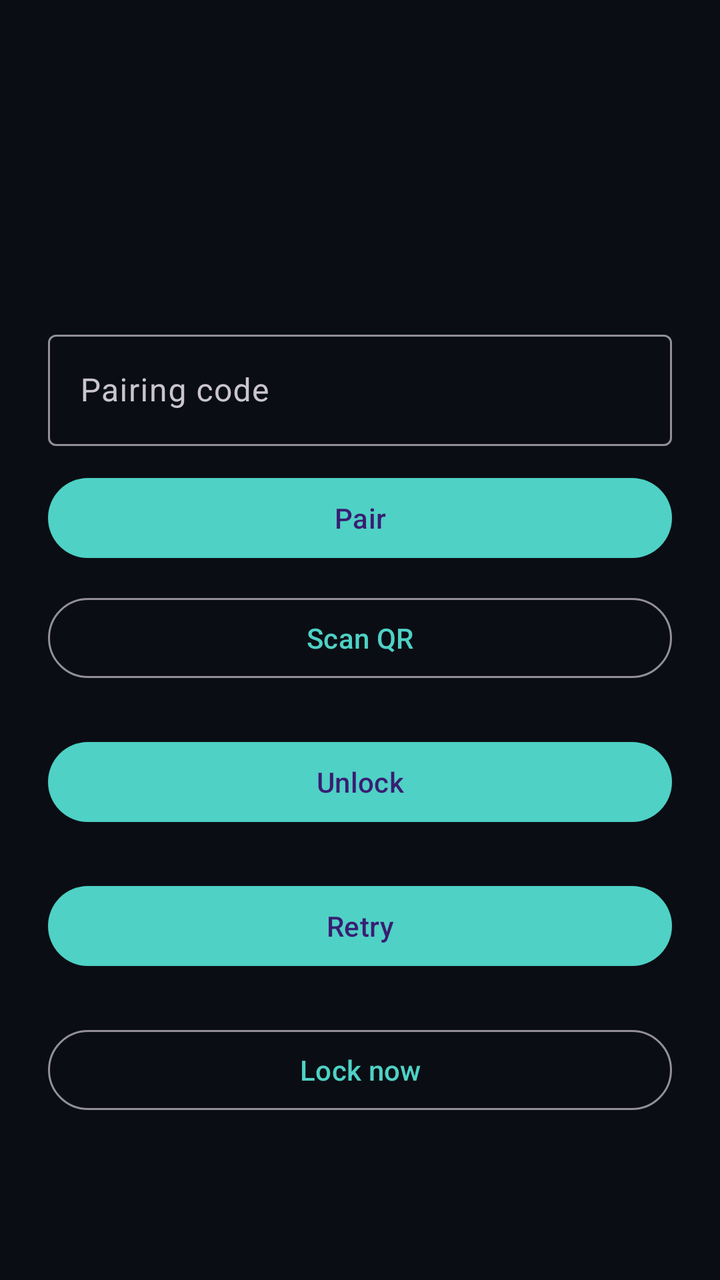
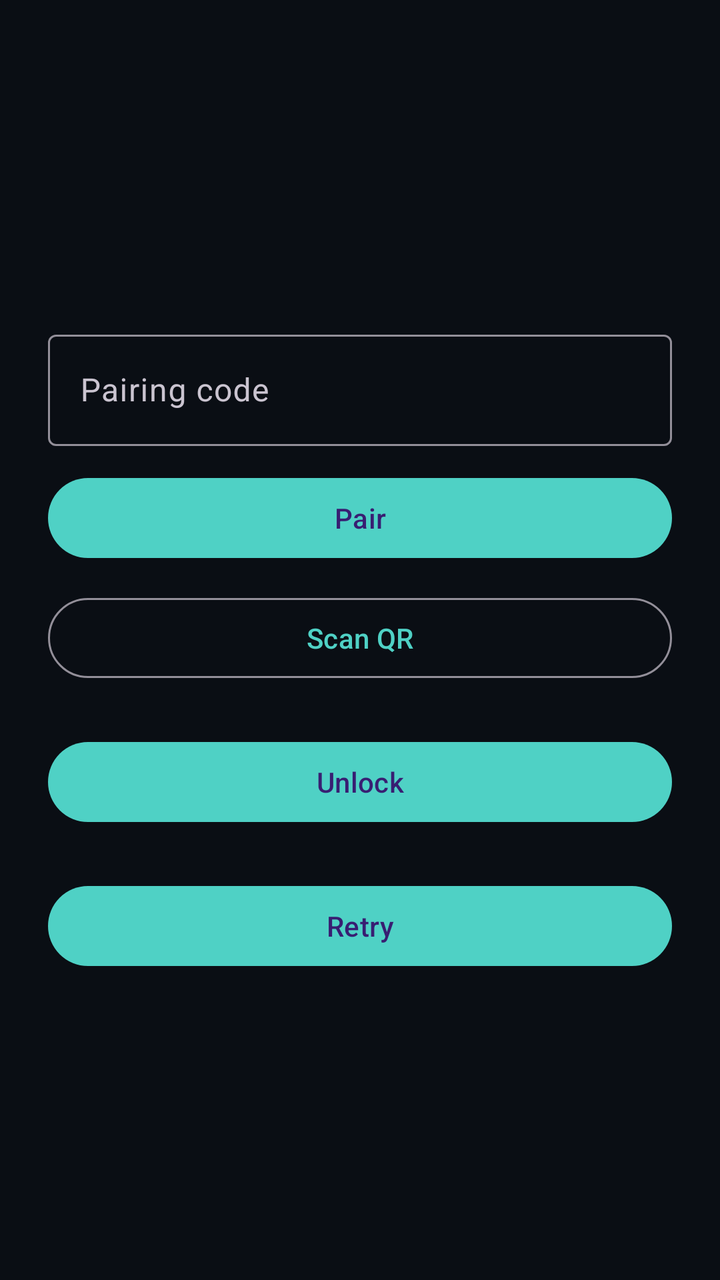

Before-and-after screenshots of an Android layout around one commit, followed by the original layout XML and the change that was made.
<!-- AndroidManifest.xml: application theme Theme.AetherMobile -->
<!-- res/layout/activity_main.xml -->
<?xml version="1.0" encoding="utf-8"?>
<ScrollView xmlns:android="http://schemas.android.com/apk/res/android"
    xmlns:app="http://schemas.android.com/apk/res-auto"
    android:id="@+id/root"
    android:layout_width="match_parent"
    android:layout_height="match_parent"
    android:fillViewport="true">

    <LinearLayout
        android:layout_width="match_parent"
        android:layout_height="wrap_content"
        android:gravity="center_horizontal"
        android:orientation="vertical"
        android:padding="24dp">

        <TextView
            android:id="@+id/title"
            android:layout_width="match_parent"
            android:layout_height="wrap_content"
            android:layout_marginTop="48dp"
            android:textAppearance="?attr/textAppearanceHeadlineSmall" />

        <TextView
            android:id="@+id/message"
            android:layout_width="match_parent"
            android:layout_height="wrap_content"
            android:layout_marginTop="12dp"
            android:textAppearance="?attr/textAppearanceBodyLarge" />

        <com.google.android.material.textfield.TextInputLayout
            android:id="@+id/codeLayout"
            android:layout_width="match_parent"
            android:layout_height="wrap_content"
            android:layout_marginTop="24dp"
            android:hint="@string/hint_code">

            <com.google.android.material.textfield.TextInputEditText
                android:id="@+id/codeInput"
                android:layout_width="match_parent"
                android:layout_height="wrap_content"
                android:importantForAutofill="no"
                android:imeOptions="actionDone"
                android:inputType="textCapCharacters|textNoSuggestions|textVisiblePassword"
                android:saveEnabled="false"
                android:maxLength="9"
                android:singleLine="true" />
        </com.google.android.material.textfield.TextInputLayout>

        <com.google.android.material.button.MaterialButton
            android:id="@+id/pairButton"
            android:layout_width="match_parent"
            android:layout_height="wrap_content"
            android:layout_marginTop="12dp"
            android:text="@string/action_pair" />

        <com.google.android.material.button.MaterialButton
            android:id="@+id/scanButton"
            style="@style/Widget.Material3.Button.OutlinedButton"
            android:layout_width="match_parent"
            android:layout_height="wrap_content"
            android:layout_marginTop="12dp"
            android:text="@string/action_scan" />

        <com.google.android.material.button.MaterialButton
            android:id="@+id/unlockButton"
            android:layout_width="match_parent"
            android:layout_height="wrap_content"
            android:layout_marginTop="24dp"
            android:text="@string/action_unlock" />

        <com.google.android.material.button.MaterialButton
            android:id="@+id/retryButton"
            android:layout_width="match_parent"
            android:layout_height="wrap_content"
            android:layout_marginTop="24dp"
            android:text="@string/action_retry" />

        <com.google.android.material.button.MaterialButton
            android:id="@+id/lockButton"
            style="@style/Widget.Material3.Button.OutlinedButton"
            android:layout_width="match_parent"
            android:layout_height="wrap_content"
            android:layout_marginTop="24dp"
            android:text="@string/action_lock_now" />
    </LinearLayout>
</ScrollView>
<!-- resources referenced by this layout -->
<resources>
  <string name="action_lock_now">Lock now</string>
  <string name="action_pair">Pair</string>
  <string name="action_retry">Retry</string>
  <string name="action_scan">Scan QR</string>
  <string name="action_unlock">Unlock</string>
  <string name="hint_code">Pairing code</string>
  <style name="Theme.AetherMobile" parent="Theme.Material3.Dark.NoActionBar">
          <item name="android:windowBackground">@color/aether_bg</item>
          <item name="android:statusBarColor">@color/aether_bg</item>
          <item name="android:navigationBarColor">@color/aether_bg</item>
          <item name="colorPrimary">@color/aether_accent</item>
      </style>
  <color name="aether_bg">#0A0E14</color>
  <color name="aether_accent">#4FD1C5</color>
</resources>

<!-- the commit's change to res/layout/activity_main.xml (unified diff, before → after) -->
@@ -1,7 +1,12 @@
 <?xml version="1.0" encoding="utf-8"?>
-<ScrollView xmlns:android="http://schemas.android.com/apk/res/android"
+<FrameLayout xmlns:android="http://schemas.android.com/apk/res/android"
     xmlns:app="http://schemas.android.com/apk/res-auto"
     android:id="@+id/root"
+    android:layout_width="match_parent"
+    android:layout_height="match_parent">
+
+<ScrollView
+    android:id="@+id/formScroll"
     android:layout_width="match_parent"
     android:layout_height="match_parent"
     android:fillViewport="true">
@@ -75,12 +80,109 @@
             android:layout_marginTop="24dp"
             android:text="@string/action_retry" />
 
-        <com.google.android.material.button.MaterialButton
-            android:id="@+id/lockButton"
-            style="@style/Widget.Material3.Button.OutlinedButton"
+    </LinearLayout>
+</ScrollView>
+
+    <LinearLayout
+        android:id="@+id/terminalContainer"
+        android:layout_width="match_parent"
+        android:layout_height="match_parent"
+        android:orientation="vertical"
+        android:visibility="gone">
+
+        <LinearLayout
             android:layout_width="match_parent"
             android:layout_height="wrap_content"
-            android:layout_marginTop="24dp"
-            android:text="@string/action_lock_now" />
+            android:orientation="horizontal">
+
+            <com.google.android.material.button.MaterialButton
+                android:id="@+id/tab0"
+                style="@style/Widget.Material3.Button.OutlinedButton"
+                android:layout_width="0dp"
+                android:layout_height="wrap_content"
+                android:layout_weight="1"
+                android:minWidth="0dp"
+                android:paddingHorizontal="4dp"
+                android:singleLine="true" />
+
+            <com.google.android.material.button.MaterialButton
+                android:id="@+id/tab1"
+                style="@style/Widget.Material3.Button.OutlinedButton"
+                android:layout_width="0dp"
+                android:layout_height="wrap_content"
+                android:layout_weight="1"
+                android:minWidth="0dp"
+                android:paddingHorizontal="4dp"
+                android:singleLine="true" />
+
+            <com.google.android.material.button.MaterialButton
+                android:id="@+id/tab2"
+                style="@style/Widget.Material3.Button.OutlinedButton"
+                android:layout_width="0dp"
+                android:layout_height="wrap_content"
+                android:layout_weight="1"
+                android:minWidth="0dp"
+                android:paddingHorizontal="4dp"
+                android:singleLine="true" />
+        </LinearLayout>
+
+        <FrameLayout
+            android:id="@+id/webHolder"
+            android:layout_width="match_parent"
+            android:layout_height="0dp"
+            android:layout_weight="1" />
+
+        <TextView
+            android:id="@+id/statusLine"
+            android:layout_width="match_parent"
+            android:layout_height="wrap_content"
+            android:padding="4dp"
+            android:textAppearance="?attr/textAppearanceBodyMedium" />
+
+        <LinearLayout
+            android:layout_width="match_parent"
+            android:layout_height="wrap_content"
+            android:orientation="horizontal">
+
+            <com.google.android.material.button.MaterialButton
+                android:id="@+id/zoomOutButton"
+                style="@style/Widget.Material3.Button.OutlinedButton"
+                android:layout_width="0dp"
+                android:layout_height="wrap_content"
+                android:layout_weight="1"
+                android:minWidth="0dp"
+                android:paddingHorizontal="4dp"
+                android:text="@string/action_zoom_out" />
+
+            <com.google.android.material.button.MaterialButton
+                android:id="@+id/zoomInButton"
+                style="@style/Widget.Material3.Button.OutlinedButton"
+                android:layout_width="0dp"
+                android:layout_height="wrap_content"
+                android:layout_weight="1"
+                android:minWidth="0dp"
+                android:paddingHorizontal="4dp"
+                android:text="@string/action_zoom_in" />
+
+            <com.google.android.material.button.MaterialButton
+                android:id="@+id/fitButton"
+                style="@style/Widget.Material3.Button.OutlinedButton"
+                android:layout_width="0dp"
+                android:layout_height="wrap_content"
+                android:layout_weight="1"
+                android:minWidth="0dp"
+                android:paddingHorizontal="4dp"
+                android:text="@string/action_fit" />
+
+            <com.google.android.material.button.MaterialButton
+                android:id="@+id/lockButton"
+                style="@style/Widget.Material3.Button.OutlinedButton"
+                android:layout_width="0dp"
+                android:layout_height="wrap_content"
+                android:layout_weight="1"
+                android:minWidth="0dp"
+                android:paddingHorizontal="4dp"
+                android:text="@string/action_lock_now" />
+        </LinearLayout>
     </LinearLayout>
-</ScrollView>
+</FrameLayout>
<!-- resource entries referenced after the edit -->
@@ -1,10 +1,13 @@
 <!-- resources referenced by this layout -->
 <resources>
+  <string name="action_fit">Fit</string>
   <string name="action_lock_now">Lock now</string>
   <string name="action_pair">Pair</string>
   <string name="action_retry">Retry</string>
   <string name="action_scan">Scan QR</string>
   <string name="action_unlock">Unlock</string>
+  <string name="action_zoom_in">A+</string>
+  <string name="action_zoom_out">A-</string>
   <string name="hint_code">Pairing code</string>
   <style name="Theme.AetherMobile" parent="Theme.Material3.Dark.NoActionBar">
           <item name="android:windowBackground">@color/aether_bg</item>
